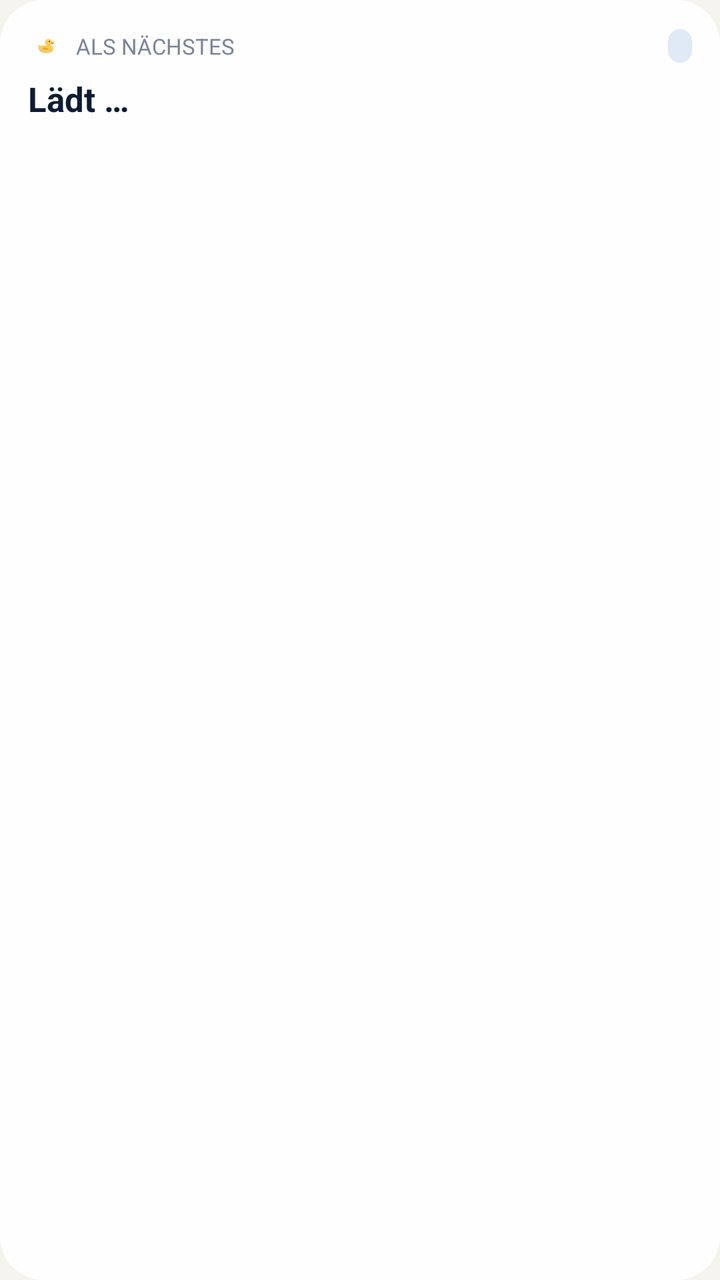
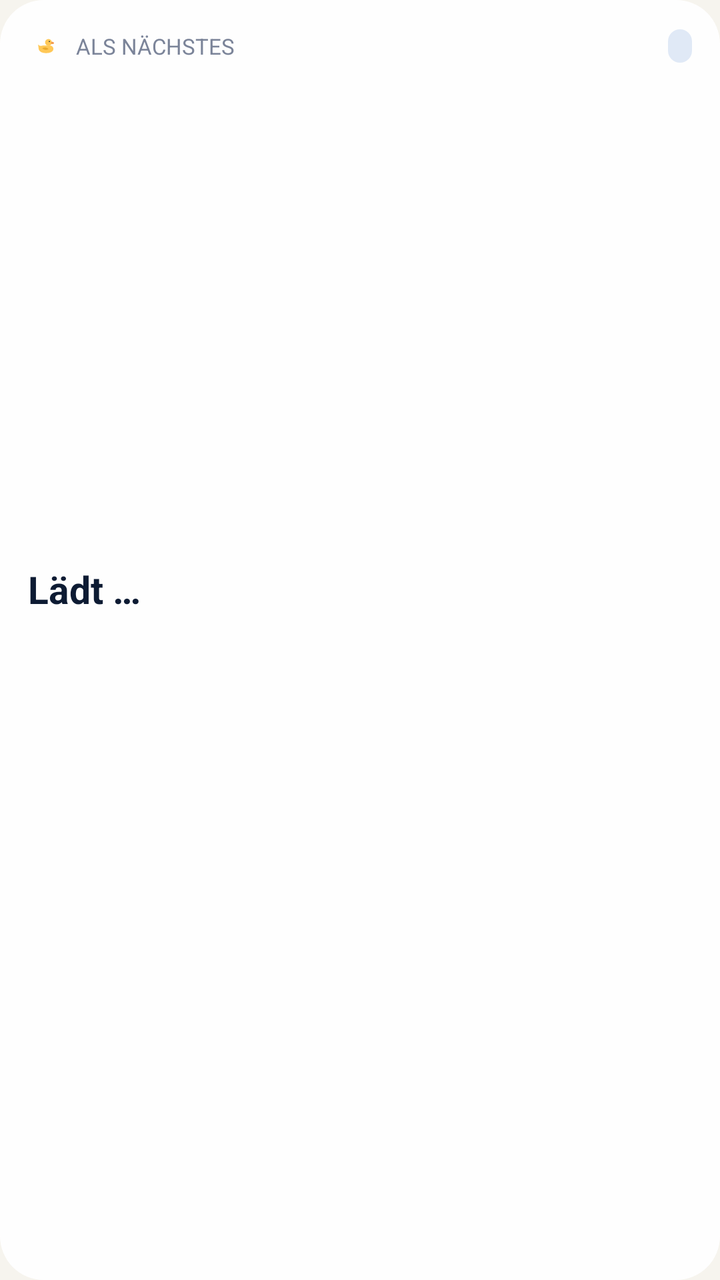

Compare the two renders of this Android layout. The source of the first and the diff that turns it into the second are given below.
<!-- AndroidManifest.xml: application theme Theme.Naknak -->
<!-- res/layout/widget_next_up.xml -->
<?xml version="1.0" encoding="utf-8"?>
<LinearLayout xmlns:android="http://schemas.android.com/apk/res/android"
    android:id="@+id/widget_root"
    android:layout_width="match_parent"
    android:layout_height="match_parent"
    android:background="@drawable/widget_bg"
    android:orientation="vertical"
    android:padding="14dp">

    <LinearLayout
        android:layout_width="match_parent"
        android:layout_height="wrap_content"
        android:gravity="center_vertical"
        android:orientation="horizontal">

        <ImageView
            android:layout_width="18dp"
            android:layout_height="18dp"
            android:contentDescription="@null"
            android:src="@drawable/ic_launcher_foreground" />

        <TextView
            android:layout_width="0dp"
            android:layout_height="wrap_content"
            android:layout_marginStart="6dp"
            android:layout_weight="1"
            android:text="@string/widget_heading"
            android:textAllCaps="true"
            android:textColor="@color/dim"
            android:textSize="11sp" />

        <TextView
            android:id="@+id/badge"
            android:layout_width="wrap_content"
            android:layout_height="wrap_content"
            android:background="@drawable/widget_badge"
            android:paddingHorizontal="6dp"
            android:paddingVertical="1dp"
            android:textColor="@color/cis"
            android:textSize="11sp" />
    </LinearLayout>

    <TextView
        android:id="@+id/title"
        android:layout_width="match_parent"
        android:layout_height="wrap_content"
        android:layout_marginTop="6dp"
        android:ellipsize="end"
        android:maxLines="2"
        android:text="@string/widget_loading"
        android:textColor="@color/ink"
        android:textSize="17sp"
        android:textStyle="bold" />

    <TextView
        android:id="@+id/detail"
        android:layout_width="match_parent"
        android:layout_height="wrap_content"
        android:textColor="@color/widget_text"
        android:textSize="13sp" />

    <TextView android:id="@+id/d1" android:layout_width="match_parent" android:layout_height="wrap_content" android:layout_marginTop="8dp" android:maxLines="1" android:ellipsize="end" android:textSize="12sp" android:textColor="@color/widget_text" />
    <TextView android:id="@+id/d2" android:layout_width="match_parent" android:layout_height="wrap_content" android:maxLines="1" android:ellipsize="end" android:textSize="12sp" android:textColor="@color/widget_text" />
    <TextView android:id="@+id/d3" android:layout_width="match_parent" android:layout_height="wrap_content" android:maxLines="1" android:ellipsize="end" android:textSize="12sp" android:textColor="@color/widget_text" />
</LinearLayout>
<!-- resources referenced by this layout -->
<resources>
  <color name="cis">#1F63C4</color>
  <color name="dim">#7B8499</color>
  <color name="ink">#0D1B33</color>
  <color name="widget_text">#36445F</color>
  <!-- drawable ic_launcher_foreground (drawable) -->
  <?xml version="1.0" encoding="utf-8"?>
  <vector xmlns:android="http://schemas.android.com/apk/res/android"
      android:width="108dp"
      android:height="108dp"
      android:viewportWidth="108"
      android:viewportHeight="108">
      <group android:scaleX="0.92" android:scaleY="0.92" android:translateX="24.6" android:translateY="22">
          <path android:fillColor="#FFC857" android:pathData="M6,30c4,4 8,5 12,4 8,-2 16,0 22,-1 8,-1 16,3 16,11 0,9 -10,14 -24,14S9,52 8,44c-0.5,-4 -1,-9 -2,-14z" />
          <path android:fillColor="#FFC857" android:pathData="M29,23a11,11 0,1 0,22 0a11,11 0,1 0,-22 0z" />
          <path android:fillColor="#F39A4C" android:pathData="M49,21.5c5,-1.2 9,1 9,3.8s-4,3.6 -9,2.6c-1.2,-2 -1.2,-4.4 0,-6.4z" />
          <path android:fillColor="#E9A92E" android:pathData="M20,42c6,-4 16,-3 20,3 -6,4 -15,3 -20,-3z" />
          <path android:fillColor="#0D1B33" android:pathData="M41.1,20a1.9,1.9 0,1 0,3.8 0a1.9,1.9 0,1 0,-3.8 0z" />
          <path android:fillColor="#FFFFFF" android:pathData="M43.1,19.3a0.6,0.6 0,1 0,1.2 0a0.6,0.6 0,1 0,-1.2 0z" />
      </group>
  </vector>
  <!-- drawable widget_badge (drawable) -->
  <?xml version="1.0" encoding="utf-8"?>
  <shape xmlns:android="http://schemas.android.com/apk/res/android">
      <solid android:color="#221F63C4" />
      <corners android:radius="6dp" />
  </shape>
  <!-- drawable widget_bg (drawable) -->
  <?xml version="1.0" encoding="utf-8"?>
  <shape xmlns:android="http://schemas.android.com/apk/res/android">
      <solid android:color="@color/widget_bg" />
      <corners android:radius="22dp" />
  </shape>
  <string name="widget_heading">Als Nächstes</string>
  <string name="widget_loading">Lädt …</string>
  <style name="Theme.Naknak" parent="Theme.AppCompat.DayNight.NoActionBar">
          <item name="colorPrimary">@color/ink</item>
          <item name="colorPrimaryDark">@color/bg</item>
          <item name="colorAccent">@color/moodle</item>
          <item name="android:windowBackground">@color/bg</item>
          <item name="android:statusBarColor">@color/bg</item>
          <item name="android:navigationBarColor">@color/bg</item>
          <item name="android:windowLightStatusBar">true</item>
          <item name="android:windowLightNavigationBar" tools:targetApi="27">true</item>
      </style>
  <color name="widget_bg">#F2FFFFFF</color>
  <color name="bg">#F6F4EE</color>
  <color name="moodle">#C8601A</color>
</resources>

<!-- the commit's change to res/layout/widget_next_up.xml (unified diff, before → after) -->
@@ -40,26 +40,34 @@
             android:textSize="11sp" />
     </LinearLayout>
 
-    <TextView
-        android:id="@+id/title"
+    <LinearLayout
         android:layout_width="match_parent"
-        android:layout_height="wrap_content"
-        android:layout_marginTop="6dp"
-        android:ellipsize="end"
-        android:maxLines="2"
-        android:text="@string/widget_loading"
-        android:textColor="@color/ink"
-        android:textSize="17sp"
-        android:textStyle="bold" />
+        android:layout_height="0dp"
+        android:layout_weight="1"
+        android:gravity="center_vertical"
+        android:orientation="vertical">
 
-    <TextView
-        android:id="@+id/detail"
-        android:layout_width="match_parent"
-        android:layout_height="wrap_content"
-        android:textColor="@color/widget_text"
-        android:textSize="13sp" />
+        <TextView
+            android:id="@+id/title"
+            android:layout_width="match_parent"
+            android:layout_height="wrap_content"
+            android:ellipsize="end"
+            android:maxLines="2"
+            android:text="@string/widget_loading"
+            android:textColor="@color/ink"
+            android:textSize="19sp"
+            android:textStyle="bold" />
 
-    <TextView android:id="@+id/d1" android:layout_width="match_parent" android:layout_height="wrap_content" android:layout_marginTop="8dp" android:maxLines="1" android:ellipsize="end" android:textSize="12sp" android:textColor="@color/widget_text" />
+        <TextView
+            android:id="@+id/detail"
+            android:layout_width="match_parent"
+            android:layout_height="wrap_content"
+            android:layout_marginTop="2dp"
+            android:textColor="@color/widget_text"
+            android:textSize="13sp" />
+    </LinearLayout>
+
+    <TextView android:id="@+id/d1" android:layout_width="match_parent" android:layout_height="wrap_content" android:maxLines="1" android:ellipsize="end" android:textSize="12sp" android:textColor="@color/widget_text" />
     <TextView android:id="@+id/d2" android:layout_width="match_parent" android:layout_height="wrap_content" android:maxLines="1" android:ellipsize="end" android:textSize="12sp" android:textColor="@color/widget_text" />
     <TextView android:id="@+id/d3" android:layout_width="match_parent" android:layout_height="wrap_content" android:maxLines="1" android:ellipsize="end" android:textSize="12sp" android:textColor="@color/widget_text" />
 </LinearLayout>
